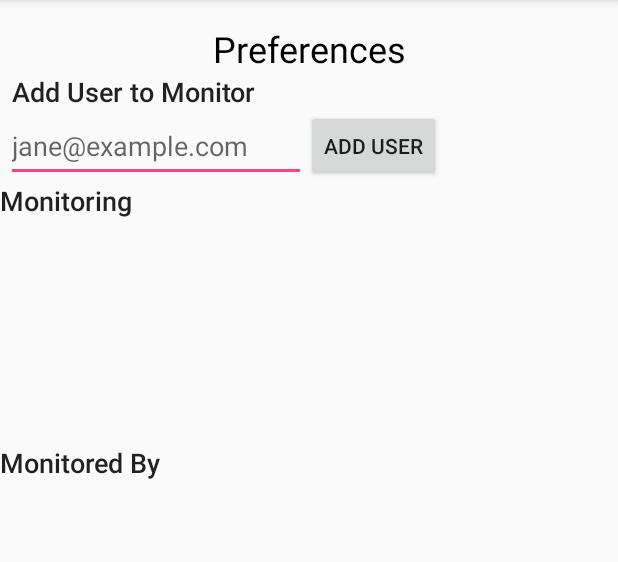
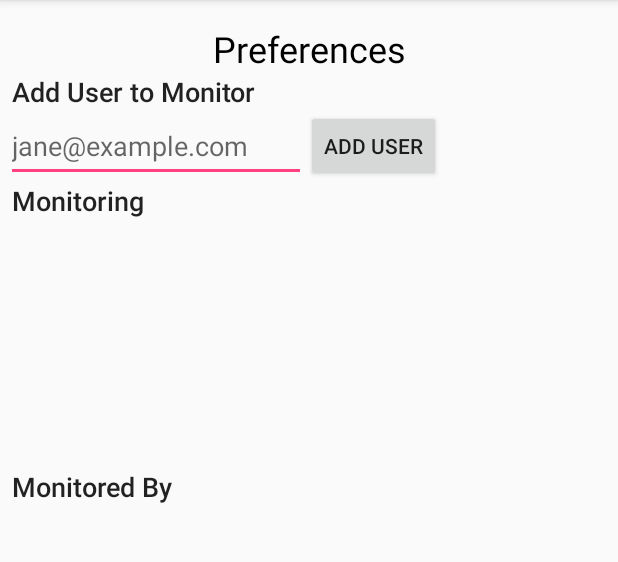
Before and after one commit to dollinad/CMPT-276-walkinggroup, an Android app: the PreferencesActivity screen opened directly, with no data from a screen before it, on a phone screen of 412 x 824 dp, the part 84-646 px from its top. Run offline under Robolectric (Android 15) with nearby library versions, the phone set to English and light mode, and no system bars; libraries missing offline, so code that uses them is left out: retrofit2.converter.jackson; 4 statements that could not run were skipped.

Commit message:
String extraction and layouts

```diff
--- a/app/src/main/res/layout/activity_monitoring_config.xml
+++ b/app/src/main/res/layout/activity_monitoring_config.xml
@@ -22,6 +22,7 @@
         android:layout_width="match_parent"
         android:layout_height="wrap_content"
         app:layout_constraintTop_toBottomOf="@+id/title">
+
         <TextView
             android:id="@+id/add_user_label"
             android:layout_width="wrap_content"
@@ -33,7 +34,7 @@
             app:layout_constraintLeft_toLeftOf="parent"/>
         <LinearLayout
             android:layout_width="match_parent"
-            android:layout_height="wrap_content"
+            android:layout_height="match_parent"
             android:orientation="horizontal"
             app:layout_constraintTop_toBottomOf="@+id/add_user_label">
             <EditText
@@ -55,6 +56,8 @@
         android:id="@+id/monitoring_constraint_layout"
         android:layout_width="match_parent"
         android:layout_height="wrap_content"
+        android:layout_marginLeft="8dp"
+        android:layout_marginRight="8dp"
         app:layout_constraintTop_toBottomOf="@+id/add_user_constraint_layout" >
         <TextView
             android:id="@+id/monitoring_list_label"
@@ -74,18 +77,24 @@
         android:id="@+id/monitored_by_constraint_layout"
         android:layout_width="match_parent"
         android:layout_height="wrap_content"
+        android:layout_marginTop="16dp"
+        android:layout_marginLeft="8dp"
+        android:layout_marginRight="8dp"
         app:layout_constraintTop_toBottomOf="@+id/monitoring_constraint_layout" >
+
         <TextView
             android:id="@+id/monitored_by_list_label"
             android:layout_width="wrap_content"
             android:layout_height="wrap_content"
             android:text="@string/monitored_by"
-        android:textAppearance="@style/TextAppearance.AppCompat.Title"
-        android:textSize="18sp"/>
+            android:textSize="18dp"
+            android:textAppearance="@style/TextAppearance.AppCompat.Title" />
+
         <ListView
             android:id="@+id/monitored_by_list"
-        android:layout_width="wrap_content"
+            android:layout_width="match_parent"
             android:layout_height="150dp"
             app:layout_constraintTop_toBottomOf="@+id/monitored_by_list_label"/>
     </android.support.constraint.ConstraintLayout>
+
 </android.support.constraint.ConstraintLayout>
```
Also changed, not shown: app/src/main/java/ca/sfu/djlin/walkinggroup/app/PreferencesActivity.java (+56 -27 lines). Lines whose indentation alone changed are shown as unchanged.
